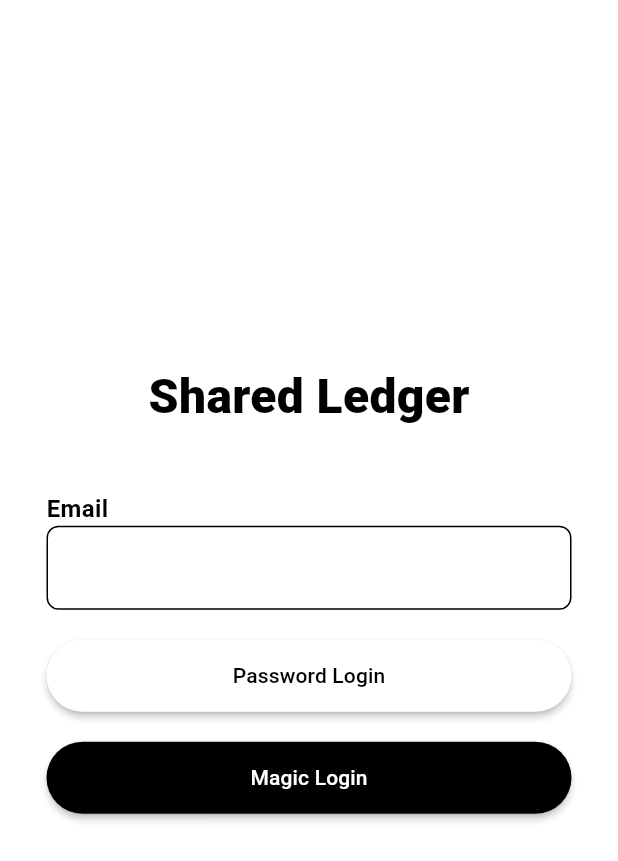
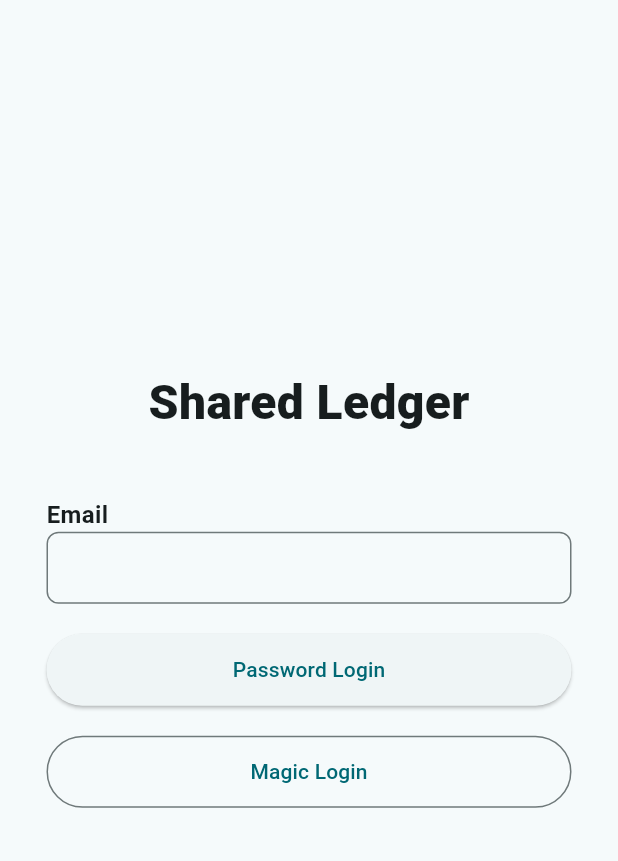
Before and after one commit to johnstef99/shared_ledger, a Flutter app: the screen it shows after launch, on a phone screen of 412 x 824 dp. Shown: the top 861 px of the screen. Run offline on Flutter 3.47's test engine with Material 3 defaults, Android fonts, the phone set to English and light mode, and no system bars; our stand-ins replace easy_localization, email_validator, freezed_annotation, go_router, shared_preferences, supabase_flutter; missing offline and left inert: universal_html; accounts and stored records are empty.

Commit message:
refactor: update theme

```diff
--- a/lib/app/app.dart
+++ b/lib/app/app.dart
@@ -1,4 +1,5 @@
 import 'package:flutter/material.dart';
+import 'package:shared_ledger/app/theme.dart';
 import 'package:shared_ledger/repositories/contacts_repository.dart';
 import 'package:shared_ledger/repositories/ledger_repository.dart';
 import 'package:shared_ledger/repositories/transactions_repository.dart';
@@ -11,6 +12,7 @@ class App extends InheritedWidget {
   final ContactsRepository contactsRepo;
   final ContactsService contactsService;
   final TransactionsRepository transactionsRepo;
+  final ThemeModeNotifier themeModeNotifier;
 
   const App({
     super.key,
@@ -20,6 +22,7 @@ class App extends InheritedWidget {
     required this.contactsRepo,
     required this.contactsService,
     required this.transactionsRepo,
+    required this.themeModeNotifier,
   });
 
   static App of(BuildContext context) {
@@ -33,12 +36,12 @@ class App extends InheritedWidget {
   @override
   bool updateShouldNotify(covariant InheritedWidget oldWidget) {
     switch (oldWidget) {
-      case App() when oldWidget.child != child:
       case App() when oldWidget.authService != authService:
       case App() when oldWidget.ledgerRepo != ledgerRepo:
       case App() when oldWidget.contactsRepo != contactsRepo:
       case App() when oldWidget.contactsService != contactsService:
       case App() when oldWidget.transactionsRepo != transactionsRepo:
+      case App() when oldWidget.themeModeNotifier != themeModeNotifier:
         return true;
       default:
         return false;
--- a/lib/app/theme.dart
+++ b/lib/app/theme.dart
@@ -1,4 +1,5 @@
 import 'package:flutter/material.dart';
+import 'package:shared_preferences/shared_preferences.dart';
 
 const slPaddingHorizontal = 20.0;
 const slPaddingVertical = 40.0;
@@ -7,3 +8,46 @@ const slEdgePadding = EdgeInsets.symmetric(
   horizontal: slPaddingHorizontal,
   vertical: slPaddingVertical,
 );
+
+final _elevatedBtnTheme = ElevatedButtonThemeData(
+  style: ElevatedButton.styleFrom(
+    fixedSize: const Size(double.infinity, 48),
+    maximumSize: const Size(350, 48),
+  ),
+);
+
+final lightTheme = ThemeData(
+  colorScheme: ColorScheme.fromSeed(
+    brightness: Brightness.light,
+    seedColor: Colors.white,
+  ),
+  elevatedButtonTheme: _elevatedBtnTheme,
+);
+
+final darkTheme = ThemeData(
+  colorScheme: ColorScheme.fromSeed(
+    brightness: Brightness.dark,
+    seedColor: Colors.white,
+  ),
+  elevatedButtonTheme: _elevatedBtnTheme,
+);
+
+class ThemeModeNotifier extends ValueNotifier<ThemeMode> {
+  ThemeModeNotifier({required this.prefs}) : super(_getThemeMode(prefs));
+
+  final SharedPreferences prefs;
+
+  Future<void> update(ThemeMode Function(ThemeMode) update) async {
+    value = update(value);
+    await prefs.setString('themeMode', value.name);
+  }
+
+  static ThemeMode _getThemeMode(SharedPreferences prefs) {
+    final themeMode = prefs.getString('themeMode');
+    return switch (themeMode) {
+      'light' => ThemeMode.light,
+      'dark' => ThemeMode.dark,
+      _ => ThemeMode.system,
+    };
+  }
+}
--- a/lib/main.dart
+++ b/lib/main.dart
@@ -4,6 +4,7 @@ import 'package:flutter/material.dart';
 import 'package:go_router/go_router.dart';
 import 'package:shared_ledger/app/app.dart';
 import 'package:shared_ledger/app/router.dart';
+import 'package:shared_ledger/app/theme.dart';
 import 'package:shared_ledger/repositories/contacts_repository.dart';
 import 'package:shared_ledger/repositories/ledger_repository.dart';
 import 'package:shared_ledger/repositories/transactions_repository.dart';
@@ -51,6 +52,7 @@ class _MyAppState extends State<MyApp> {
   late final ContactsRepository contactsRepo;
   late final ContactsService contactsService;
   late final TransactionsRepository transactionsRepo;
+  late final ThemeModeNotifier themeModeNotifier;
 
   @override
   void initState() {
@@ -72,6 +74,9 @@ class _MyAppState extends State<MyApp> {
     transactionsRepo = TransactionsRepository(
       supabase: supabase,
     );
+    themeModeNotifier = ThemeModeNotifier(
+      prefs: prefs,
+    );
   }
 
   @override
@@ -82,6 +87,7 @@ class _MyAppState extends State<MyApp> {
       contactsRepo: contactsRepo,
       contactsService: contactsService,
       transactionsRepo: transactionsRepo,
+      themeModeNotifier: themeModeNotifier,
       child: MyRootWidget(),
     );
   }
@@ -119,8 +125,9 @@ class _MyRootWidgetState extends State<MyRootWidget> {
       useOnlyLangCode: true,
       fallbackLocale: const Locale('en'),
       useFallbackTranslations: true,
-      child: Builder(builder: (context) {
-        return MaterialApp.router(
+      child: ValueListenableBuilder(
+        valueListenable: context.app.themeModeNotifier,
+        builder: (context, themeMode, child) => MaterialApp.router(
           title: 'Shared Ledger',
           routerConfig: router,
           localizationsDelegates: context.localizationDelegates,
@@ -132,21 +139,11 @@ class _MyRootWidgetState extends State<MyRootWidget> {
               child: child!,
             );
           },
-          theme: ThemeData(
-            colorScheme: const ColorScheme.light(
-              primary: Colors.black,
-            ),
-            useMaterial3: true,
-            elevatedButtonTheme: ElevatedButtonThemeData(
-              style: ElevatedButton.styleFrom(
-                elevation: 2,
-                fixedSize: const Size(double.infinity, 48),
-                maximumSize: const Size(350, 48),
-              ),
-            ),
-          ),
-        );
-      }),
+          themeMode: themeMode,
+          theme: lightTheme,
+          darkTheme: darkTheme,
+        ),
+      ),
     );
   }
 }
--- a/lib/views/login/login_view.dart
+++ b/lib/views/login/login_view.dart
@@ -167,12 +167,10 @@ class _SelectLoginType extends StatelessWidget {
           ),
         ),
         const SizedBox(height: 20),
-        ElevatedButton(
+        OutlinedButton(
           style: ElevatedButton.styleFrom(
             fixedSize: const Size(double.infinity, 48),
             maximumSize: const Size(350, 48),
-            backgroundColor: Colors.black,
-            foregroundColor: Colors.white,
           ),
           onPressed: () => onLoginTypeSelected(LoginType.magic),
           child: Text(
@@ -233,8 +231,6 @@ class _MaginLoginButtons extends StatelessWidget {
           style: ElevatedButton.styleFrom(
             fixedSize: const Size(double.infinity, 48),
             maximumSize: const Size(350, 48),
-            backgroundColor: Colors.black,
-            foregroundColor: Colors.white,
           ),
           onPressed: model.loginWithToken,
           child: ValueListenableBuilder(
--- a/lib/views/transactions/transaction_create_or_edit/transaction_create_or_edit_view.dart
+++ b/lib/views/transactions/transaction_create_or_edit/transaction_create_or_edit_view.dart
@@ -110,6 +110,7 @@ class _TransactionCreateOrEditViewState
                                 child: SegmentedButton<bool>(
                                   showSelectedIcon: false,
                                   style: SegmentedButton.styleFrom(
+                                    selectedForegroundColor: Colors.black,
                                     selectedBackgroundColor: isIncome
                                         ? Colors.lightGreen.shade200
                                         : Colors.red.shade200,
--- a/lib/widgets/date_time_field_widget.dart
+++ b/lib/widgets/date_time_field_widget.dart
@@ -56,6 +56,7 @@ class DateTimeField extends StatelessWidget {
                       },
                       readOnly: true,
                       decoration: InputDecoration(
+                        isDense: true,
                         prefixIcon: Icon(Icons.calendar_today_outlined),
                         border: OutlineInputBorder(
                           borderRadius: BorderRadius.circular(8),
@@ -84,6 +85,7 @@ class DateTimeField extends StatelessWidget {
                       },
                       readOnly: true,
                       decoration: InputDecoration(
+                        isDense: true,
                         prefixIcon: Icon(Icons.access_time_outlined),
                         border: OutlineInputBorder(
                           borderRadius: BorderRadius.circular(8),
--- a/lib/widgets/select_contact_field_widget.dart
+++ b/lib/widgets/select_contact_field_widget.dart
@@ -43,6 +43,7 @@ class SelectContactField extends StatelessWidget {
                 },
                 readOnly: true,
                 decoration: InputDecoration(
+                  isDense: true,
                   prefixIcon: Icon(Icons.person_outlined),
                   border: OutlineInputBorder(
                     borderRadius: BorderRadius.circular(8),
--- a/lib/widgets/text_field_widget.dart
+++ b/lib/widgets/text_field_widget.dart
@@ -68,6 +68,7 @@ class SLTextField extends StatelessWidget {
             controller: controller,
             onTapOutside: (_) => FocusScope.of(context).unfocus(),
             decoration: InputDecoration(
+              isDense: true,
               suffixIcon: suffixIcon,
               prefixIcon: prefixIcon,
               border: OutlineInputBorder(
--- a/lib/widgets/transaction_list_tile_widget.dart
+++ b/lib/widgets/transaction_list_tile_widget.dart
@@ -43,7 +43,7 @@ class TransactionListTile extends StatelessWidget {
           title: Text(
             transaction.contact?.displayName ?? tr('deleted_contact'),
             style: TextStyle(
-              color: transaction.contact == null ? Colors.grey : Colors.black,
+              color: transaction.contact == null ? Colors.grey : null,
             ),
           ),
           subtitle: Column(
@@ -61,7 +61,7 @@ class TransactionListTile extends StatelessWidget {
                   maxLines: 1,
                   overflow: TextOverflow.ellipsis,
                   style: TextStyle(
-                    color: Colors.grey.shade800,
+                    color: Theme.of(context).colorScheme.onSurfaceVariant,
                     fontWeight: FontWeight.w300,
                   ),
                 ),
```
Also changed, not shown: 1 other file.
